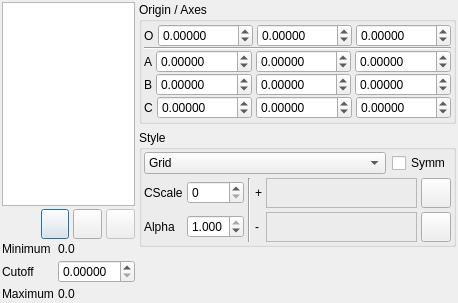
Qt form src/gui/grids.ui (trisyoungs/aten) before a commit.
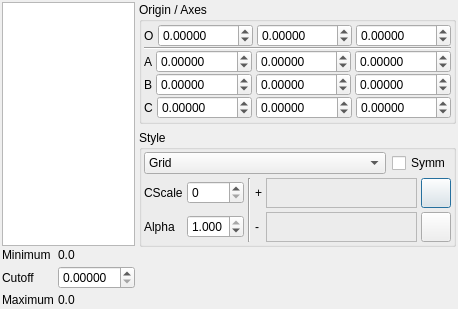
The same form after that commit. Icons and pictures are not drawn. Custom widgets are drawn as their Qt base class.

Commit message: Removed system-wide Grid definitions, and added local Grid list per Model. Added assignment operators for Grid and Cell classes. Changed part of layout of Grids dialog (not finished yet).

The edit to the form file:
```diff
--- a/src/gui/grids.ui
+++ b/src/gui/grids.ui
@@ -5,8 +5,8 @@
    <rect>
     <x>0</x>
     <y>0</y>
-    <width>457</width>
-    <height>303</height>
+    <width>414</width>
+    <height>309</height>
    </rect>
   </property>
   <property name="windowTitle" >
@@ -15,6 +15,38 @@
   <layout class="QHBoxLayout" >
    <property name="margin" >
     <number>2</number>
+   </property>
+   <property name="spacing" >
+    <number>4</number>
+   </property>
+   <item>
+    <layout class="QVBoxLayout" >
+     <property name="margin" >
+      <number>0</number>
+     </property>
+     <property name="spacing" >
+      <number>0</number>
+     </property>
+     <item>
+      <widget class="QFrame" name="menuFrame" >
+       <property name="minimumSize" >
+        <size>
+         <width>0</width>
+         <height>0</height>
+        </size>
+       </property>
+       <property name="frameShape" >
+        <enum>QFrame::NoFrame</enum>
+       </property>
+       <property name="frameShadow" >
+        <enum>QFrame::Plain</enum>
+       </property>
+      </widget>
+     </item>
+     <item>
+      <layout class="QHBoxLayout" >
+       <property name="margin" >
+        <number>0</number>
    </property>
    <property name="spacing" >
     <number>4</number>
@@ -39,125 +71,6 @@
        </property>
       </widget>
      </item>
-     <item>
-      <layout class="QHBoxLayout" >
-       <property name="margin" >
-        <number>0</number>
-       </property>
-       <property name="spacing" >
-        <number>4</number>
-       </property>
-       <item>
-        <spacer>
-         <property name="orientation" >
-          <enum>Qt::Horizontal</enum>
-         </property>
-         <property name="sizeHint" >
-          <size>
-           <width>40</width>
-           <height>32</height>
-          </size>
-         </property>
-        </spacer>
-       </item>
-       <item>
-        <widget class="QPushButton" name="LoadGridButton" >
-         <property name="sizePolicy" >
-          <sizepolicy>
-           <hsizetype>5</hsizetype>
-           <vsizetype>5</vsizetype>
-           <horstretch>0</horstretch>
-           <verstretch>0</verstretch>
-          </sizepolicy>
-         </property>
-         <property name="minimumSize" >
-          <size>
-           <width>16</width>
-           <height>16</height>
-          </size>
-         </property>
-         <property name="maximumSize" >
-          <size>
-           <width>30</width>
-           <height>30</height>
-          </size>
-         </property>
-         <property name="toolTip" >
-          <string>Load surface</string>
-         </property>
-         <property name="icon" >
-          <iconset resource="icons.qrc" >:/file/icons/file_open.svg</iconset>
-         </property>
-        </widget>
-       </item>
-       <item>
-        <widget class="QPushButton" name="RemoveGridButton" >
-         <property name="sizePolicy" >
-          <sizepolicy>
-           <hsizetype>5</hsizetype>
-           <vsizetype>5</vsizetype>
-           <horstretch>0</horstretch>
-           <verstretch>0</verstretch>
-          </sizepolicy>
-         </property>
-         <property name="minimumSize" >
-          <size>
-           <width>16</width>
-           <height>16</height>
-          </size>
-         </property>
-         <property name="maximumSize" >
-          <size>
-           <width>30</width>
-           <height>30</height>
-          </size>
-         </property>
-         <property name="toolTip" >
-          <string>Delete the selected surface</string>
-         </property>
-         <property name="text" >
-          <string/>
-         </property>
-         <property name="icon" >
-          <iconset resource="icons.qrc" >:/file/icons/file_close.svg</iconset>
-         </property>
-        </widget>
-       </item>
-       <item>
-        <widget class="QPushButton" name="SaveGridButton" >
-         <property name="enabled" >
-          <bool>false</bool>
-         </property>
-         <property name="sizePolicy" >
-          <sizepolicy>
-           <hsizetype>5</hsizetype>
-           <vsizetype>5</vsizetype>
-           <horstretch>0</horstretch>
-           <verstretch>0</verstretch>
-          </sizepolicy>
-         </property>
-         <property name="minimumSize" >
-          <size>
-           <width>16</width>
-           <height>16</height>
-          </size>
-         </property>
-         <property name="maximumSize" >
-          <size>
-           <width>30</width>
-           <height>30</height>
-          </size>
-         </property>
-         <property name="toolTip" >
-          <string>Save surface</string>
-         </property>
-         <property name="icon" >
-          <iconset resource="icons.qrc" >:/file/icons/file_save.svg</iconset>
-         </property>
-        </widget>
-       </item>
-      </layout>
-     </item>
      <item>
       <layout class="QGridLayout" >
        <property name="margin" >
@@ -936,6 +849,41 @@
     </layout>
    </item>
   </layout>
+     </item>
+    </layout>
+   </item>
+  </layout>
+  <action name="actionGridCopy" >
+   <property name="text" >
+    <string>Copy</string>
+   </property>
+  </action>
+  <action name="actionGridCut" >
+   <property name="text" >
+    <string>Cut</string>
+   </property>
+  </action>
+  <action name="actionGridDelete" >
+   <property name="text" >
+    <string>Delete</string>
+   </property>
+  </action>
+  <action name="actionGridPaste" >
+   <property name="icon" >
+    <iconset resource="icons.qrc" >:/edit/icons/edit_paste.svg</iconset>
+   </property>
+   <property name="text" >
+    <string>Paste</string>
+   </property>
+  </action>
+  <action name="actionGridLoad" >
+   <property name="icon" >
+    <iconset resource="icons.qrc" >:/file/icons/file_open.svg</iconset>
+   </property>
+   <property name="text" >
+    <string>Load</string>
+   </property>
+  </action>
  </widget>
  <customwidgets>
   <customwidget>
```
Left out of the diff: 7 changed lines with no effect on the pictures. Lines whose indentation alone changed are shown as unchanged. The commit also changes 19 other files.
